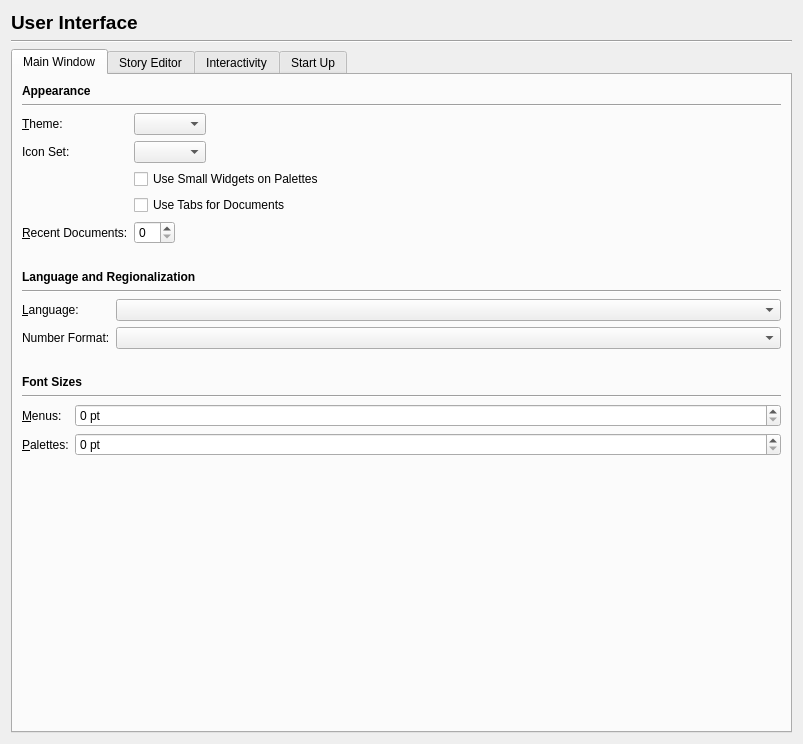
Before: the Qt Designer form scribus/ui/prefs_userinterfacebase.ui in scribusproject/scribus, drawn with Qt 5.
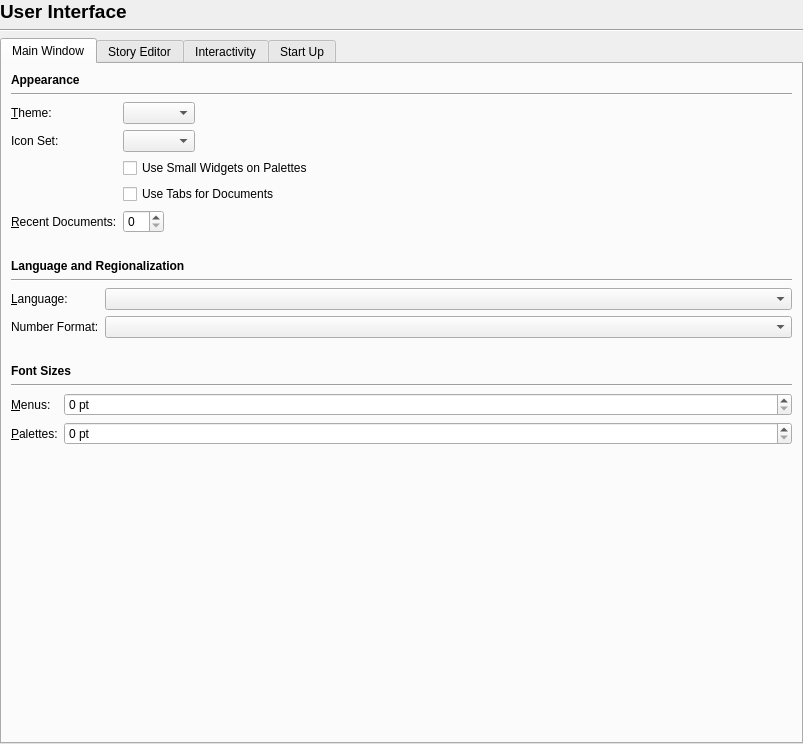
After: the same form once the commit is applied.

The edit to the form file:
```diff
--- a/scribus/ui/prefs_userinterfacebase.ui
+++ b/scribus/ui/prefs_userinterfacebase.ui
@@ -14,6 +14,18 @@
    <string notr="true">Form</string>
   </property>
   <layout class="QVBoxLayout" name="verticalLayout_2">
+   <property name="leftMargin">
+    <number>0</number>
+   </property>
+   <property name="topMargin">
+    <number>0</number>
+   </property>
+   <property name="rightMargin">
+    <number>0</number>
+   </property>
+   <property name="bottomMargin">
+    <number>0</number>
+   </property>
    <item>
     <widget class="QLabel" name="titleLabel">
      <property name="font">
```
